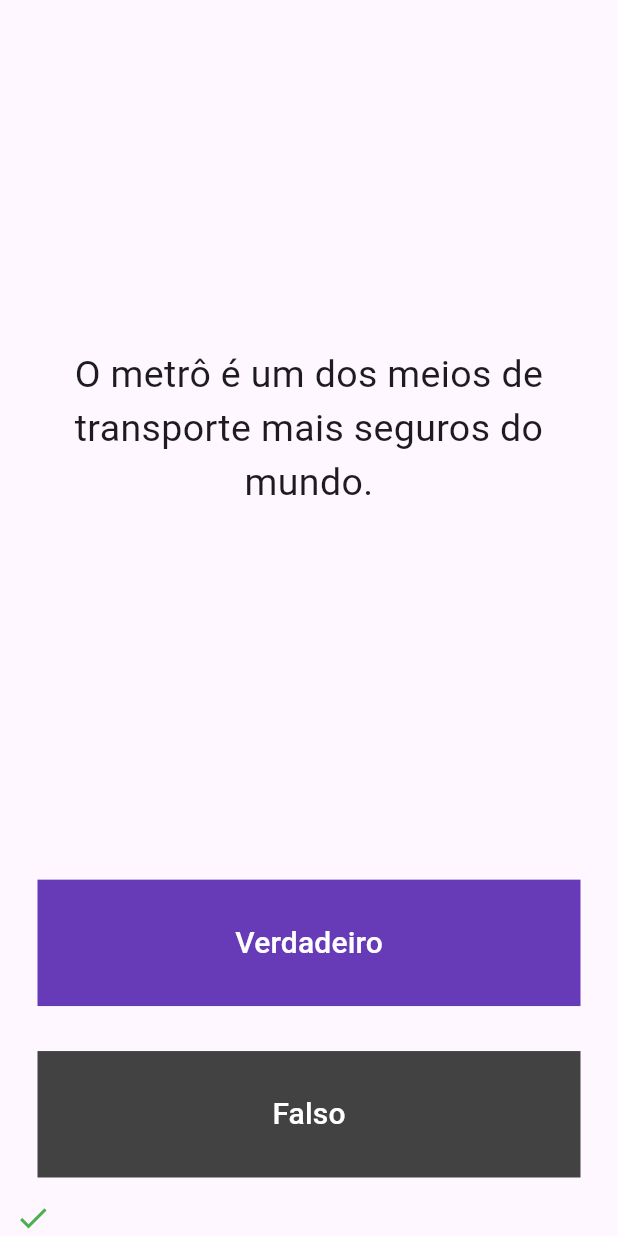
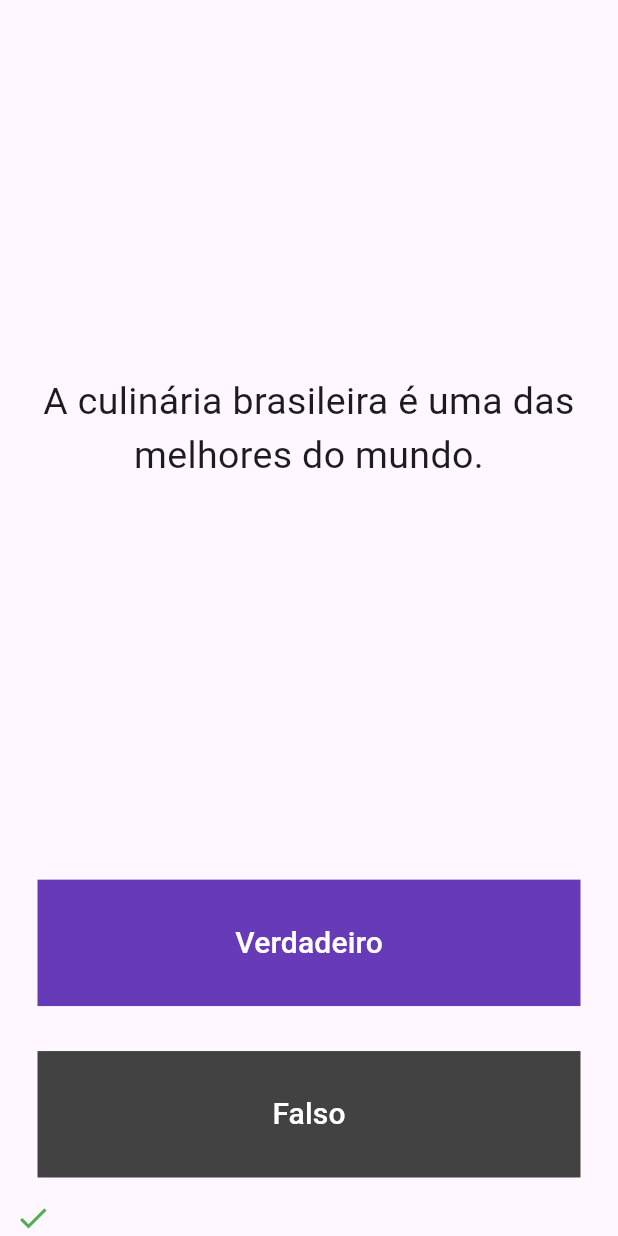
Before and after one commit to PauloDev13/app-quiz-flutter, a Flutter app: the screen it shows after launch, after a tap on "Verdadeiro", on a phone screen of 412 x 824 dp. Run offline on Flutter 3.47's test engine with Material 3 defaults, Android fonts, the phone set to English and light mode, and no system bars; our stand-ins replace rflutter_alert.

```diff
--- a/lib/helper.dart
+++ b/lib/helper.dart
@@ -1,6 +1,7 @@
 import 'perguntas.dart';
 
 class Helper {
+
   int _numeroDaQuestaoAtual = 0;
 
   final List<Perguntas> _bancoDePerguntas = [
@@ -59,12 +60,13 @@ class Helper {
   ];
 
   void proximaPergunta() {
-    print(_numeroDaQuestaoAtual);
-    if (_numeroDaQuestaoAtual < _bancoDePerguntas.length -1){
-      _numeroDaQuestaoAtual = _numeroDaQuestaoAtual+1;
+    if (_numeroDaQuestaoAtual < _bancoDePerguntas.length - 1){
+      _numeroDaQuestaoAtual++;
     }
+
     print(_numeroDaQuestaoAtual);
     print(_bancoDePerguntas.length);
+
   }
 
   String obterQuestao() {
--- a/lib/main.dart
+++ b/lib/main.dart
@@ -30,15 +30,18 @@ class QuizPage extends StatefulWidget {
 }
 
 class _QuizPageState extends State<QuizPage> {
-  // Cria o array para os ícones e atribui vazio
+  // // Cria o array para os ícones e atribui vazio
   List<Widget> marcadorDePontos = [];
+  // Instacia a classe Helper para ter acesso aos métodos dentro dela
+  static final Helper helper = Helper();
 
   void conferirResposta(bool respostaDoUsuario) {
-    bool respostaCerta = Helper().obterRespostaCorreta();
+
+    bool respostaCerta = helper.obterRespostaCorreta();
 
     setState(() {
       // Se chegou na última pergunta
-      if (Helper().conferirFimDaExecucao() == true) {
+      if (helper.conferirFimDaExecucao() == true) {
         // Emite aletar
         Alert(
           context: context,
@@ -47,7 +50,7 @@ class _QuizPageState extends State<QuizPage> {
         ).show();
 
         // Reinicia o valor da propriedade _numeroDaQuestaoAtual
-        Helper().resetaQuiz();
+        helper.resetaQuiz();
 
         // Limpa o array marcadoresDePontos para uma nova rodada de perguntas
         marcadorDePontos.clear();
@@ -55,7 +58,7 @@ class _QuizPageState extends State<QuizPage> {
       // Se não chegou na última pergunta ainda
       else {
         // E se a resposta do usuário estiver correta
-        if (respostaDoUsuario = respostaCerta) {
+        if (respostaDoUsuario == respostaCerta) {
           // Adiciona ícones de check no array marcadorDePontos
           marcadorDePontos.add(
               Icon(
@@ -74,10 +77,11 @@ class _QuizPageState extends State<QuizPage> {
           );
         }
         // Exibe a próxima pergunta
-        Helper().proximaPergunta();
+        helper.proximaPergunta();
       }
     });
   }
+
   @override
   Widget build(BuildContext context) {
     return Column(
@@ -90,7 +94,7 @@ class _QuizPageState extends State<QuizPage> {
             padding: EdgeInsets.all(10.0),
             child: Center(
               child: Text(
-                Helper().obterQuestao(),
+                helper.obterQuestao(),
                 textAlign: TextAlign.center,
                 style: TextStyle(fontSize: 25.0),
               ),
@@ -109,10 +113,15 @@ class _QuizPageState extends State<QuizPage> {
               ),
               child: Text(
                 'Verdadeiro',
-                style: TextStyle(color: Colors.white, fontSize: 20.0),
+                style: TextStyle(
+                    color: Colors.white,
+                    fontSize: 20.0,
+                ),
               ),
               onPressed: () {
-                conferirResposta(true);
+                setState(() {
+                  conferirResposta(true);
+                });
               },
             ),
           ),
```
